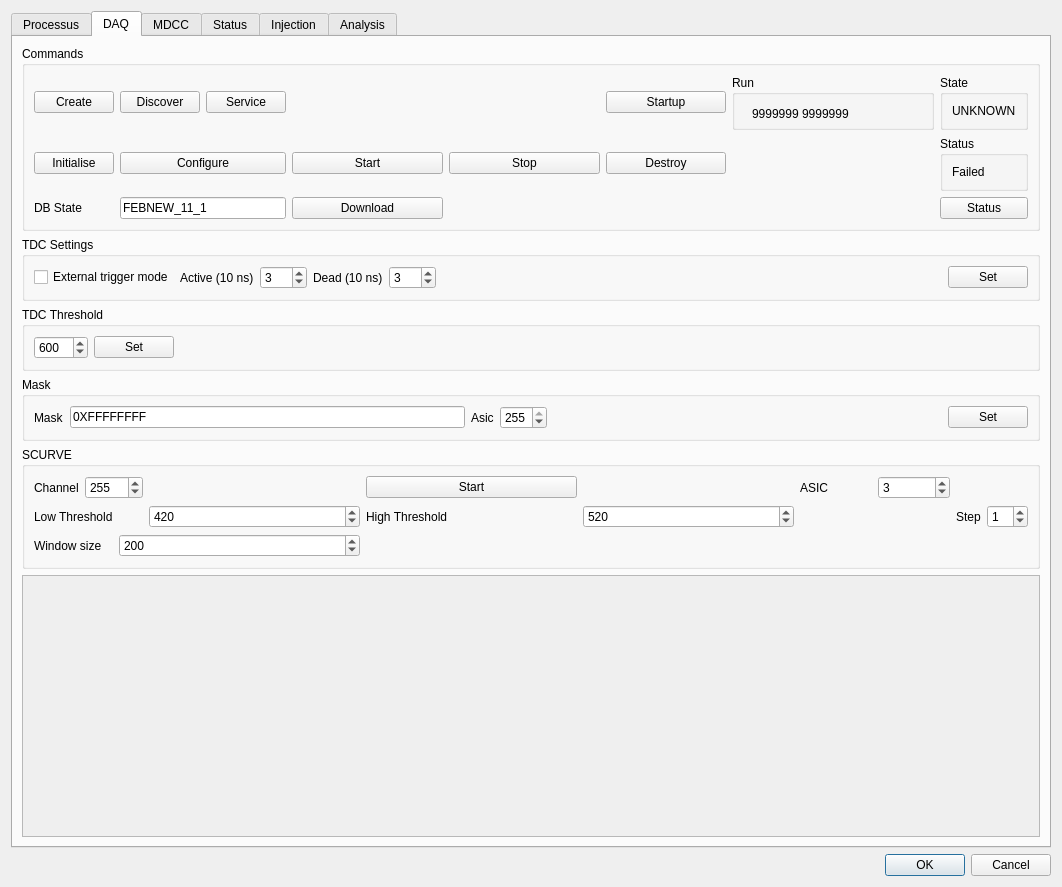
The window that qt/daqui.ui (mirabitl/lydaq) describes before a commit, drawn with Qt 5.
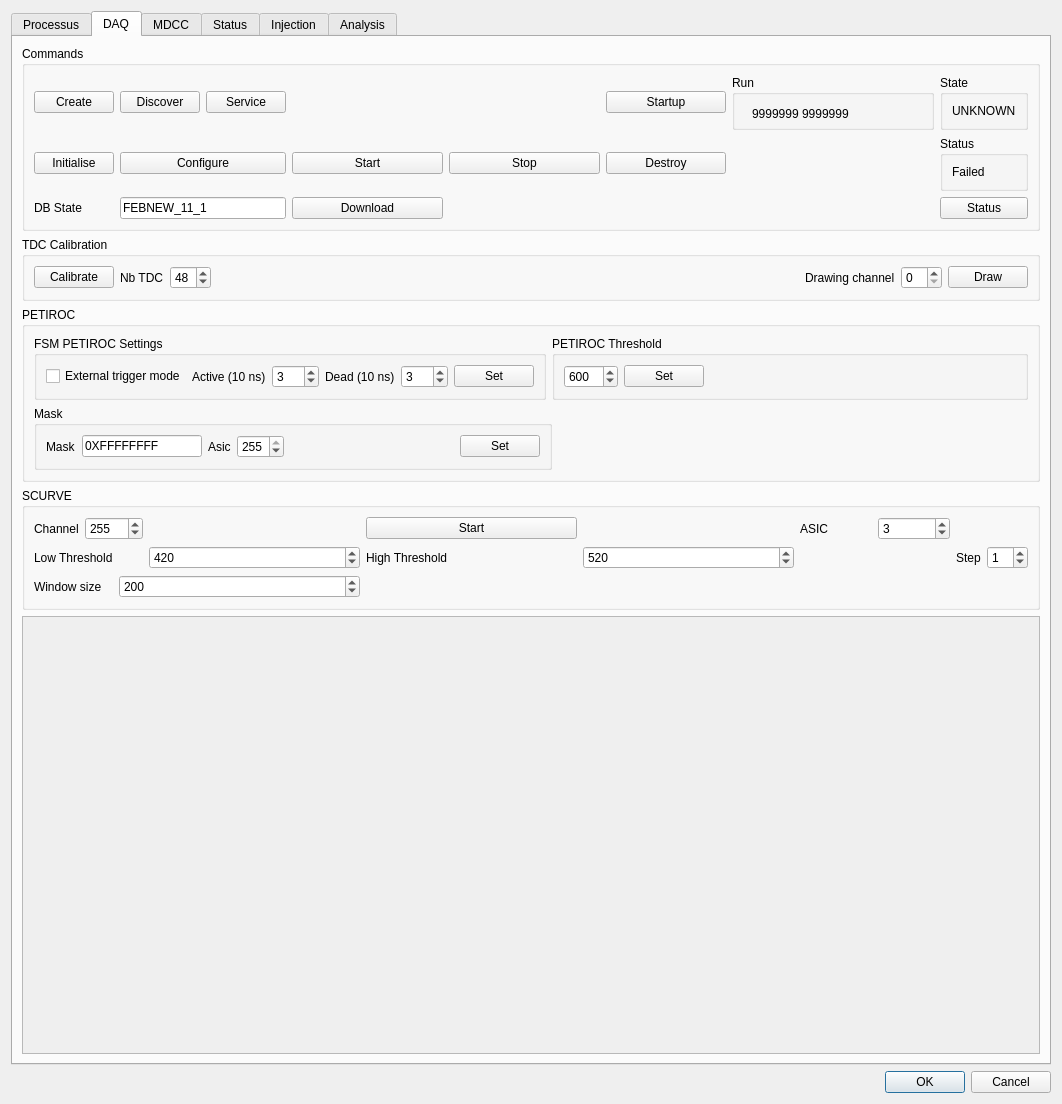
The same window after the commit. The open tabs and pages were chosen to show the change.

Commit message: draw and new widget

```diff
--- a/qt/daqui.ui
+++ b/qt/daqui.ui
@@ -7,14 +7,24 @@
     <x>0</x>
     <y>0</y>
     <width>1062</width>
-    <height>887</height>
+    <height>1104</height>
    </rect>
   </property>
   <property name="windowTitle">
    <string>Dialog</string>
   </property>
-  <layout class="QVBoxLayout" name="verticalLayout">
-   <item>
+  <layout class="QGridLayout" name="gridLayout_16">
+   <item row="2" column="0">
+    <widget class="QDialogButtonBox" name="buttonBox">
+     <property name="orientation">
+      <enum>Qt::Horizontal</enum>
+     </property>
+     <property name="standardButtons">
+      <set>QDialogButtonBox::Cancel|QDialogButtonBox::Ok</set>
+     </property>
+    </widget>
+   </item>
+   <item row="1" column="0">
     <widget class="QTabWidget" name="tabWidget">
      <property name="currentIndex">
       <number>0</number>
@@ -128,7 +138,7 @@
       <attribute name="title">
        <string>DAQ</string>
       </attribute>
-      <layout class="QVBoxLayout" name="verticalLayout_3">
+      <layout class="QVBoxLayout" name="verticalLayout">
        <item>
         <widget class="QGroupBox" name="groupBox_3">
          <property name="title">
@@ -321,69 +331,59 @@
         </widget>
        </item>
        <item>
-        <widget class="QGroupBox" name="groupBox_12">
+        <widget class="QGroupBox" name="groupBox_23">
          <property name="title">
-          <string>TDC Settings</string>
+          <string>TDC Calibration</string>
          </property>
-         <layout class="QHBoxLayout" name="horizontalLayout_8">
+         <layout class="QHBoxLayout" name="horizontalLayout_15">
           <item>
-           <widget class="QCheckBox" name="CBTrigExt">
+           <widget class="QPushButton" name="PBLutcalib">
             <property name="text">
-             <string>External trigger mode</string>
+             <string>Calibrate</string>
             </property>
            </widget>
           </item>
           <item>
-           <widget class="QLabel" name="label_14">
+           <widget class="QLabel" name="label_21">
             <property name="text">
-             <string>Active (10 ns)</string>
+             <string>Nb TDC</string>
             </property>
            </widget>
           </item>
           <item>
-           <widget class="QSpinBox" name="SBActive">
-            <property name="maximum">
-             <number>255</number>
-            </property>
+           <widget class="QSpinBox" name="SBNtdc">
             <property name="value">
-             <number>3</number>
+             <number>48</number>
             </property>
            </widget>
           </item>
           <item>
-           <widget class="QLabel" name="label_15">
-            <property name="text">
-             <string>Dead (10 ns)</string>
-            </property>
-           </widget>
-          </item>
-          <item>
-           <widget class="QSpinBox" name="SBDead">
-            <property name="maximum">
-             <number>255</number>
-            </property>
-            <property name="value">
-             <number>3</number>
-            </property>
-           </widget>
-          </item>
-          <item>
-           <spacer name="horizontalSpacer_10">
+           <spacer name="horizontalSpacer_16">
             <property name="orientation">
              <enum>Qt::Horizontal</enum>
             </property>
             <property name="sizeHint" stdset="0">
              <size>
-              <width>456</width>
+              <width>556</width>
               <height>20</height>
              </size>
             </property>
            </spacer>
           </item>
           <item>
-           <widget class="QPushButton" name="PBSetTdc">
+           <widget class="QLabel" name="label_22">
             <property name="text">
-             <string>Set</string>
+             <string>Drawing channel</string>
+            </property>
+           </widget>
+          </item>
+          <item>
+           <widget class="QSpinBox" name="SBLutchannel"/>
+          </item>
+          <item>
+           <widget class="QPushButton" name="PBLutdraw">
+            <property name="text">
+             <string>Draw</string>
             </property>
            </widget>
           </item>
@@ -391,9 +391,15 @@
         </widget>
        </item>
        <item>
+        <widget class="QGroupBox" name="groupBox_22">
+         <property name="title">
+          <string>PETIROC</string>
+         </property>
+         <layout class="QGridLayout" name="gridLayout_17">
+          <item row="0" column="1" colspan="2">
         <widget class="QGroupBox" name="groupBox_15">
          <property name="title">
-          <string>TDC Threshold</string>
+             <string>PETIROC Threshold</string>
          </property>
          <layout class="QHBoxLayout" name="horizontalLayout_11">
           <item>
@@ -432,7 +438,7 @@
          </layout>
         </widget>
        </item>
-       <item>
+          <item row="1" column="0" colspan="2">
         <widget class="QGroupBox" name="groupBox_21">
          <property name="title">
           <string>Mask</string>
@@ -447,6 +453,12 @@
           </item>
           <item>
            <widget class="QLineEdit" name="LEMask">
+               <property name="minimumSize">
+                <size>
+                 <width>120</width>
+                 <height>0</height>
+                </size>
+               </property>
             <property name="text">
              <string>0XFFFFFFFF</string>
             </property>
@@ -492,6 +504,92 @@
          </layout>
         </widget>
        </item>
+          <item row="1" column="2">
+           <spacer name="horizontalSpacer_15">
+            <property name="orientation">
+             <enum>Qt::Horizontal</enum>
+            </property>
+            <property name="sizeHint" stdset="0">
+             <size>
+              <width>430</width>
+              <height>20</height>
+             </size>
+            </property>
+           </spacer>
+          </item>
+          <item row="0" column="0">
+           <widget class="QGroupBox" name="groupBox_12">
+            <property name="title">
+             <string>FSM PETIROC Settings</string>
+            </property>
+            <layout class="QHBoxLayout" name="horizontalLayout_8">
+             <item>
+              <widget class="QCheckBox" name="CBTrigExt">
+               <property name="text">
+                <string>External trigger mode</string>
+               </property>
+              </widget>
+             </item>
+             <item>
+              <widget class="QLabel" name="label_14">
+               <property name="text">
+                <string>Active (10 ns)</string>
+               </property>
+              </widget>
+             </item>
+             <item>
+              <widget class="QSpinBox" name="SBActive">
+               <property name="maximum">
+                <number>255</number>
+               </property>
+               <property name="value">
+                <number>3</number>
+               </property>
+              </widget>
+             </item>
+             <item>
+              <widget class="QLabel" name="label_15">
+               <property name="text">
+                <string>Dead (10 ns)</string>
+               </property>
+              </widget>
+             </item>
+             <item>
+              <widget class="QSpinBox" name="SBDead">
+               <property name="maximum">
+                <number>255</number>
+               </property>
+               <property name="value">
+                <number>3</number>
+               </property>
+              </widget>
+             </item>
+             <item>
+              <spacer name="horizontalSpacer_10">
+               <property name="orientation">
+                <enum>Qt::Horizontal</enum>
+               </property>
+               <property name="sizeHint" stdset="0">
+                <size>
+                 <width>456</width>
+                 <height>20</height>
+                </size>
+               </property>
+              </spacer>
+             </item>
+             <item>
+              <widget class="QPushButton" name="PBSetTdc">
+               <property name="text">
+                <string>Set</string>
+               </property>
+              </widget>
+             </item>
+            </layout>
+           </widget>
+          </item>
+         </layout>
+        </widget>
+       </item>
        <item>
         <widget class="QGroupBox" name="groupBox_11">
          <property name="title">
@@ -1496,16 +1594,6 @@
      </widget>
     </widget>
    </item>
-   <item>
-    <widget class="QDialogButtonBox" name="buttonBox">
-     <property name="orientation">
-      <enum>Qt::Horizontal</enum>
-     </property>
-     <property name="standardButtons">
-      <set>QDialogButtonBox::Cancel|QDialogButtonBox::Ok</set>
-     </property>
-    </widget>
-   </item>
   </layout>
  </widget>
  <resources/>
```
Lines whose indentation alone changed are shown as unchanged. The commit also changes 1 other file.
